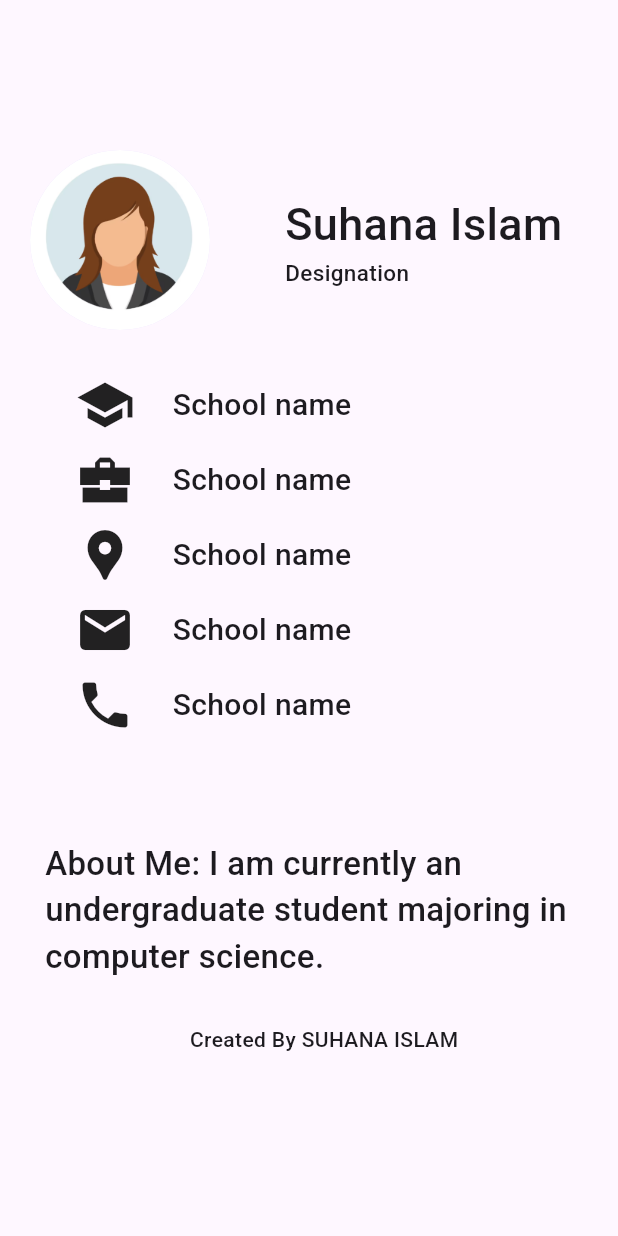
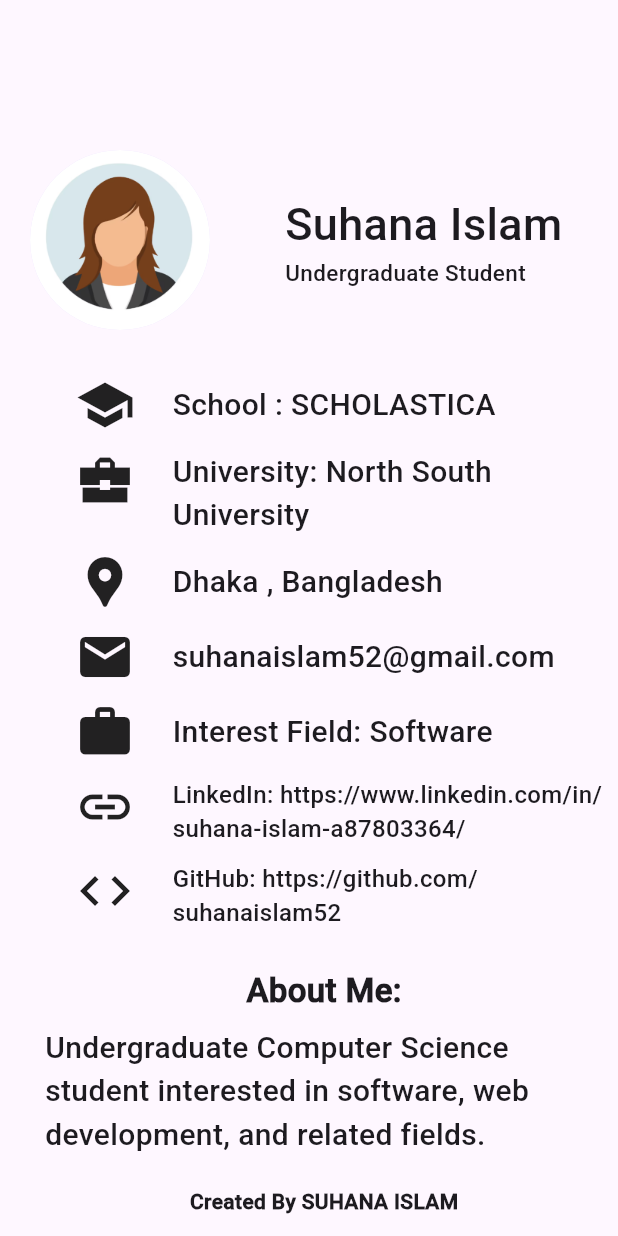
Before and after one commit to suhanaislam52/My-Portfolio-App, a Flutter app: the screen it shows after launch, on a phone screen of 412 x 824 dp. Run offline on Flutter 3.47's test engine with Material 3 defaults, Android fonts, the phone set to English and light mode, and no system bars.

Commit message:
Profile Details Updated

```diff
--- a/lib/main.dart
+++ b/lib/main.dart
@@ -1,7 +1,7 @@
 import 'package:flutter/material.dart';
 
 void main() {
-  runApp(MaterialApp(home: Home(),debugShowCheckedModeBanner: false,));
+  runApp(MaterialApp(home: Home(), debugShowCheckedModeBanner: false));
 }
 
 class Home extends StatelessWidget {
@@ -16,13 +16,17 @@ class Home extends StatelessWidget {
           children: <Widget>[
             Row(
               children: <Widget>[
-                CircleAvatar(radius: 60,backgroundImage:AssetImage("images/profile.PNG")),
+                CircleAvatar(
+                    radius: 60,
+                    backgroundImage: AssetImage("images/profile.PNG")),
                 SizedBox(width: 50),
                 Column(
                   crossAxisAlignment: CrossAxisAlignment.start,
                   children: <Widget>[
-                    Text("Suhana Islam", style: TextStyle(fontSize: 30,fontFamily:"Roboto")),
-                    Text("Designation", style: TextStyle(fontSize: 15)),
+                    Text("Suhana Islam",
+                        style:
+                        TextStyle(fontSize: 30, fontFamily: "Roboto")),
+                    Text("Undergraduate Student", style: TextStyle(fontSize: 15)),
                   ],
                 ),
               ],
@@ -36,52 +40,111 @@ class Home extends StatelessWidget {
                     children: <Widget>[
                       Icon(Icons.school, size: 40),
                       SizedBox(width: 25),
-                      Text("School name", style: TextStyle(fontSize: 20)),
+                      Text("School : SCHOLASTICA",
+                          style: TextStyle(fontSize: 20)),
                     ],
                   ),
-                  SizedBox(height:10,),
+                  SizedBox(height: 10),
                   Row(
+                    crossAxisAlignment: CrossAxisAlignment.start,
                     children: <Widget>[
                       Icon(Icons.business_center_sharp, size: 40),
                       SizedBox(width: 25),
-                      Text("School name", style: TextStyle(fontSize: 20)),
+                      Flexible(
+                        child: Text(
+                          "University: North South University",
+                          style: TextStyle(fontSize: 20),
+                          softWrap: true,
+                        ),
+                      ),
                     ],
                   ),
-                  SizedBox(height:10,),
+                  SizedBox(height: 10),
                   Row(
                     children: <Widget>[
                       Icon(Icons.location_pin, size: 40),
                       SizedBox(width: 25),
-                      Text("School name", style: TextStyle(fontSize: 20)),
+                      Text("Dhaka , Bangladesh",
+                          style: TextStyle(fontSize: 20)),
                     ],
                   ),
-                  SizedBox(height:10,),
+                  SizedBox(height: 10),
                   Row(
                     children: <Widget>[
                       Icon(Icons.email, size: 40),
                       SizedBox(width: 25),
-                      Text("School name", style: TextStyle(fontSize: 20)),
+                      Text("suhanaislam52@gmail.com",
+                          style: TextStyle(fontSize: 20)),
                     ],
                   ),
-                  SizedBox(height:10,),
+                  SizedBox(height: 10),
                   Row(
                     children: <Widget>[
-                      Icon(Icons.phone, size: 40),
+                      Icon(Icons.work, size: 40),
                       SizedBox(width: 25),
-                      Text("School name", style: TextStyle(fontSize: 20)),
+                      Text("Interest Field: Software", style: TextStyle(fontSize: 20)),
                     ],
                   ),
-                  SizedBox(height:10,),
+                  SizedBox(height: 10),
+                  Row(
+                    crossAxisAlignment: CrossAxisAlignment.start,
+                    children: <Widget>[
+                      Icon(Icons.link, size: 40),
+                      SizedBox(width: 25),
+                      Expanded(
+                        child: Text(
+                          "LinkedIn: https://www.linkedin.com/in/suhana-islam-a87803364/",
+                          style: TextStyle(fontSize: 16),
+                          softWrap: true,
+                        ),
+                      ),
+                    ],
+                  ),
+                  SizedBox(height: 10),
+                  Row(
+                    crossAxisAlignment: CrossAxisAlignment.start,
+                    children: <Widget>[
+                      Icon(Icons.code, size: 40),
+                      SizedBox(width: 25),
+                      Expanded(
+                        child: Text(
+                          "GitHub: https://github.com/suhanaislam52",
+                          style: TextStyle(fontSize: 16),
+                          softWrap: true,
+                        ),
+                      ),
+                    ],
+                  ),
+                  SizedBox(height: 10),
                 ],
               ),
             ),
-            SizedBox(height:50,),
-            Padding(
-              padding: const EdgeInsets.all(10.0),
-              child: Text("About Me: I am currently an undergraduate student majoring in computer science.",style:TextStyle(fontSize: 22)),
+            SizedBox(height: 15),
+            Column(
+              crossAxisAlignment: CrossAxisAlignment.start,
+              children: [
+                Center(
+                  child: Text(
+                    "About Me:",
+                    style: TextStyle(fontSize: 22, fontWeight: FontWeight.bold),
+                  ),
+                ),
+                Padding(
+                  padding: const EdgeInsets.only(top: 8.0, left: 10.0),
+                  child: Text(
+                    "Undergraduate Computer Science student interested in software, web development, and related fields.",
+                    style: TextStyle(fontSize: 20),
+                  ),
+                ),
+              ],
             ),
-            SizedBox(height:20,),
-            Text("Created By SUHANA ISLAM"),
+
+            SizedBox(height: 20),
+            Text(
+              "Created By SUHANA ISLAM",
+              style: TextStyle(fontWeight: FontWeight.bold),
+            ),
+
           ],
         ),
       ),
```
Also changed, not shown: images/view.png (added).
